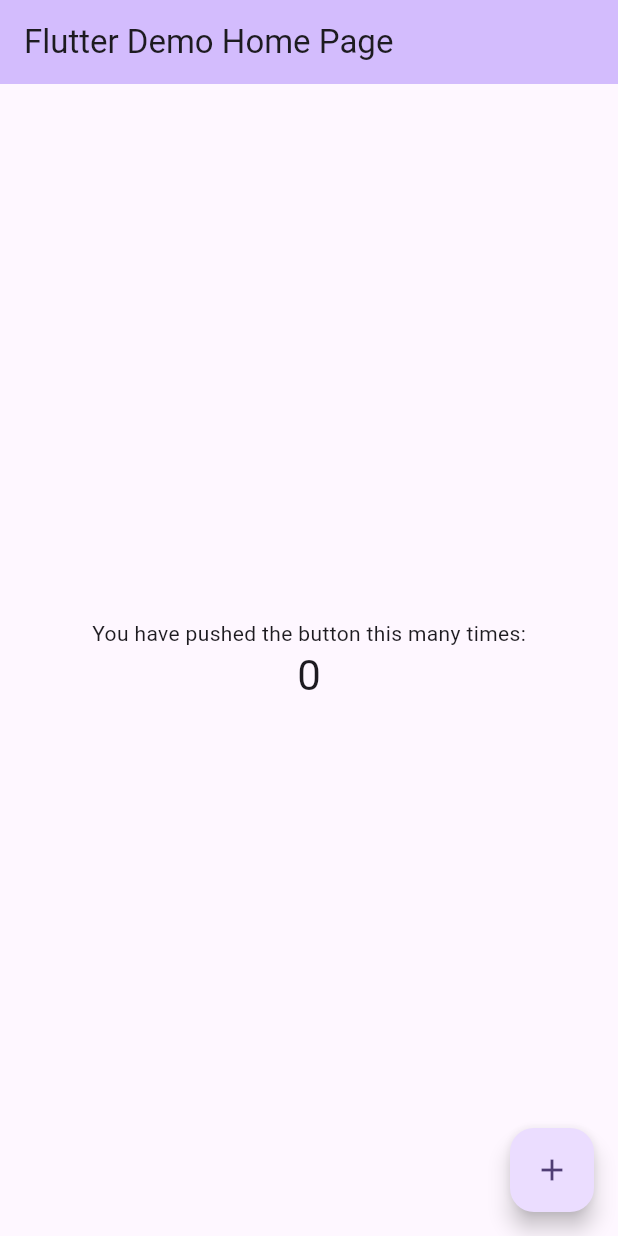
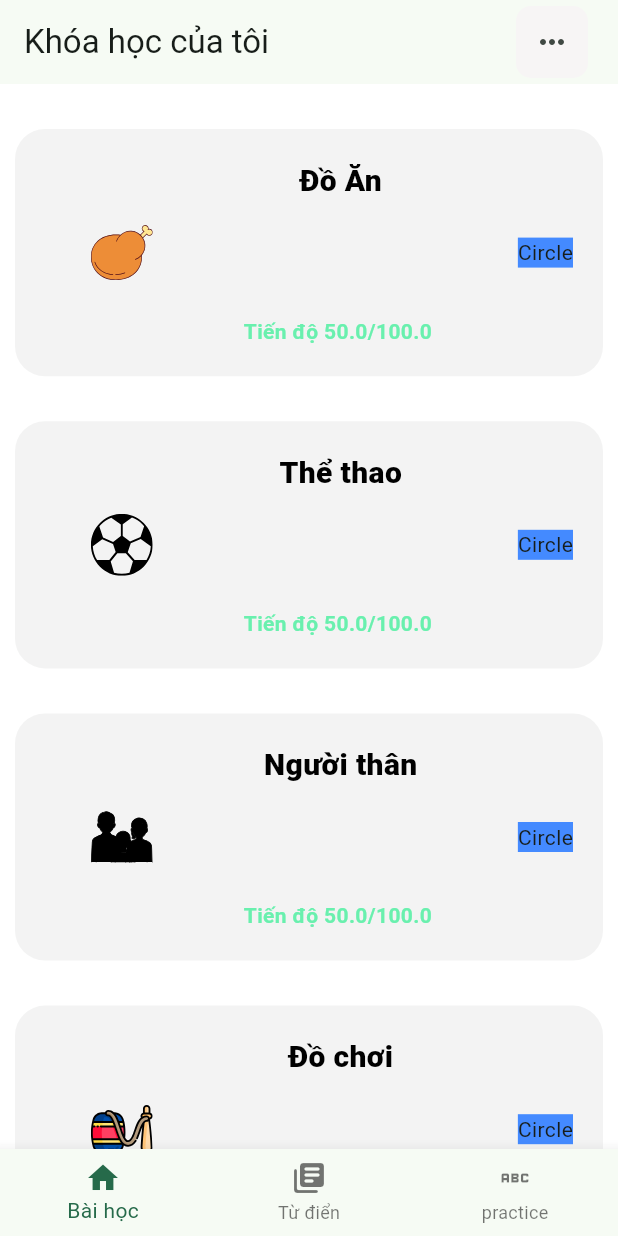
Before and after one commit to GDSC-UIT/LinkingSign-mobile, a Flutter app: the screen it shows after launch, on a phone screen of 412 x 824 dp. Run offline on Flutter 3.47's test engine with Material 3 defaults, Android fonts, the phone set to English and light mode, and no system bars; our stand-ins replace flutter_svg.

Commit message:
already built word topic list page

```diff
--- /dev/null
+++ b/lib/database/wordtopic.dart
@@ -0,0 +1,47 @@
+class WordTopic {
+  final String url_path;
+  final String title;
+  final double current_completed;
+  final double total_lessons;
+
+  WordTopic({
+    required this.url_path,
+    required this.title,
+    required this.current_completed,
+    required this.total_lessons,
+  });
+}
+
+List<WordTopic> wordtopicList = [
+  WordTopic(
+      url_path: "assets/image-1.svg",
+      title: 'Đồ Ăn',
+      current_completed: 50,
+      total_lessons: 100),
+  WordTopic(
+      url_path: "assets/image-2.svg",
+      title: 'Thể thao',
+      current_completed: 50,
+      total_lessons: 100),
+  WordTopic(
+    url_path: "assets/image-3.svg",
+    title: 'Người thân',
+    current_completed: 50,
+    total_lessons: 100,
+  ),
+  WordTopic(
+      url_path: "assets/image-4.svg",
+      title: 'Đồ chơi',
+      current_completed: 50,
+      total_lessons: 100),
+  WordTopic(
+      url_path: "assets/image-5.svg",
+      title: 'Học tập',
+      current_completed: 50,
+      total_lessons: 100),
+  WordTopic(
+      url_path: "assets/image-6.svg",
+      title: 'Lễ hội',
+      current_completed: 50,
+      total_lessons: 100),
+];
--- a/lib/main.dart
+++ b/lib/main.dart
@@ -1,4 +1,5 @@
 import 'package:flutter/material.dart';
+import 'package:vsa_mobile/screens/my_home.dart';
 
 void main() {
   runApp(const MyApp());
@@ -13,113 +14,14 @@ class MyApp extends StatelessWidget {
     return MaterialApp(
       title: 'Flutter Demo',
       theme: ThemeData(
-        // This is the theme of your application.
-        //
-        // TRY THIS: Try running your application with "flutter run". You'll see
-        // the application has a purple toolbar. Then, without quitting the app,
-        // try changing the seedColor in the colorScheme below to Colors.green
-        // and then invoke "hot reload" (save your changes or press the "hot
-        // reload" button in a Flutter-supported IDE, or press "r" if you used
-        // the command line to start the app).
-        //
-        // Notice that the counter didn't reset back to zero; the application
-        // state is not lost during the reload. To reset the state, use hot
-        // restart instead.
-        //
-        // This works for code too, not just values: Most code changes can be
-        // tested with just a hot reload.
-        colorScheme: ColorScheme.fromSeed(seedColor: Colors.deepPurple),
+        colorScheme: ColorScheme.fromSeed(
+          seedColor: Colors.greenAccent,
+        ),
+        scaffoldBackgroundColor: Colors.white,
         useMaterial3: true,
       ),
-      home: const MyHomePage(title: 'Flutter Demo Home Page'),
+      home: MyHomePage(title: 'Khóa học của tôi'),
+      debugShowCheckedModeBanner: false,
     );
   }
 }
-
-class MyHomePage extends StatefulWidget {
-  const MyHomePage({super.key, required this.title});
-
-  // This widget is the home page of your application. It is stateful, meaning
-  // that it has a State object (defined below) that contains fields that affect
-  // how it looks.
-
-  // This class is the configuration for the state. It holds the values (in this
-  // case the title) provided by the parent (in this case the App widget) and
-  // used by the build method of the State. Fields in a Widget subclass are
-  // always marked "final".
-
-  final String title;
-
-  @override
-  State<MyHomePage> createState() => _MyHomePageState();
-}
-
-class _MyHomePageState extends State<MyHomePage> {
-  int _counter = 0;
-
-  void _incrementCounter() {
-    setState(() {
-      // This call to setState tells the Flutter framework that something has
-      // changed in this State, which causes it to rerun the build method below
-      // so that the display can reflect the updated values. If we changed
-      // _counter without calling setState(), then the build method would not be
-      // called again, and so nothing would appear to happen.
-      _counter++;
-    });
-  }
-
-  @override
-  Widget build(BuildContext context) {
-    // This method is rerun every time setState is called, for instance as done
-    // by the _incrementCounter method above.
-    //
-    // The Flutter framework has been optimized to make rerunning build methods
-    // fast, so that you can just rebuild anything that needs updating rather
-    // than having to individually change instances of widgets.
-    return Scaffold(
-      appBar: AppBar(
-        // TRY THIS: Try changing the color here to a specific color (to
-        // Colors.amber, perhaps?) and trigger a hot reload to see the AppBar
-        // change color while the other colors stay the same.
-        backgroundColor: Theme.of(context).colorScheme.inversePrimary,
-        // Here we take the value from the MyHomePage object that was created by
-        // the App.build method, and use it to set our appbar title.
-        title: Text(widget.title),
-      ),
-      body: Center(
-        // Center is a layout widget. It takes a single child and positions it
-        // in the middle of the parent.
-        child: Column(
-          // Column is also a layout widget. It takes a list of children and
-          // arranges them vertically. By default, it sizes itself to fit its
-          // children horizontally, and tries to be as tall as its parent.
-          //
-          // Column has various properties to control how it sizes itself and
-          // how it positions its children. Here we use mainAxisAlignment to
-          // center the children vertically; the main axis here is the vertical
-          // axis because Columns are vertical (the cross axis would be
-          // horizontal).
-          //
-          // TRY THIS: Invoke "debug painting" (choose the "Toggle Debug Paint"
-          // action in the IDE, or press "p" in the console), to see the
-          // wireframe for each widget.
-          mainAxisAlignment: MainAxisAlignment.center,
-          children: <Widget>[
-            const Text(
-              'You have pushed the button this many times:',
-            ),
-            Text(
-              '$_counter',
-              style: Theme.of(context).textTheme.headlineMedium,
-            ),
-          ],
-        ),
-      ),
-      floatingActionButton: FloatingActionButton(
-        onPressed: _incrementCounter,
-        tooltip: 'Increment',
-        child: const Icon(Icons.add),
-      ), // This trailing comma makes auto-formatting nicer for build methods.
-    );
-  }
-}
--- /dev/null
+++ b/lib/screens/my_home.dart
@@ -0,0 +1,78 @@
+import 'package:flutter/material.dart';
+import 'package:vsa_mobile/screens/word_topics_screen.dart';
+
+class MyHomePage extends StatefulWidget {
+  String title;
+  MyHomePage({super.key, required this.title});
+  @override
+  State<MyHomePage> createState() => _MyHomePageState();
+}
+
+int current_position = 0;
+
+class _MyHomePageState extends State<MyHomePage> {
+  List<Widget> widgetList = const [
+    Text(
+      'Home',
+      style: TextStyle(fontSize: 20),
+    ),
+    Text(
+      'Learn',
+      style: TextStyle(fontSize: 20),
+    ),
+    Text(
+      'Practice',
+      style: TextStyle(fontSize: 20),
+    ),
+  ];
+  @override
+  Widget build(BuildContext context) {
+    return Scaffold(
+      appBar: AppBar(
+        title: Text(widget.title),
+        actions: [
+          Container(
+              margin: const EdgeInsets.only(right: 20),
+              decoration: BoxDecoration(
+                color: Color.fromARGB(255, 247, 245, 245),
+                borderRadius: BorderRadius.circular(10),
+              ),
+              child: IconButton(
+                onPressed: () {},
+                icon: const Icon(Icons.more_horiz),
+              ))
+        ],
+      ),
+      body: const WordTopicScreen(),
+      bottomNavigationBar: BottomNavigationBar(
+          type: BottomNavigationBarType.fixed,
+          currentIndex: current_position,
+          onTap: (index) {
+            setState(() {
+              current_position = index;
+            });
+          },
+          items: const [
+            BottomNavigationBarItem(
+              icon: Icon(
+                Icons.home,
+              ),
+              label: 'Bài học',
+              backgroundColor: Colors.orange,
+            ),
+            BottomNavigationBarItem(
+              icon: Icon(
+                Icons.my_library_books_rounded,
+              ),
+              label: 'Từ điển',
+              backgroundColor: Colors.orange,
+            ),
+            BottomNavigationBarItem(
+              icon: Icon(Icons.abc),
+              label: 'practice',
+              backgroundColor: Colors.green,
+            )
+          ]),
+    );
+  }
+}
--- /dev/null
+++ b/lib/screens/word_topics_screen.dart
@@ -0,0 +1,31 @@
+import 'package:flutter/material.dart';
+import 'package:vsa_mobile/database/wordtopic.dart';
+import 'package:vsa_mobile/widgets/word_topic_card.dart';
+
+class WordTopicScreen extends StatefulWidget {
+  const WordTopicScreen({super.key});
+
+  @override
+  State<WordTopicScreen> createState() => _WordTopicScreenState();
+}
+
+class _WordTopicScreenState extends State<WordTopicScreen> {
+  final topic = wordtopicList;
+  @override
+  Widget build(BuildContext context) {
+    final screen_width = MediaQuery.of(context).size.width;
+    final screen_height = MediaQuery.of(context).size.height;
+    return ListView.builder(
+        itemCount: topic.length,
+        itemBuilder: (context, index) {
+          return WordTopicCard(
+            url_path: topic[index].url_path,
+            title: topic[index].title,
+            current_completed: topic[index].current_completed,
+            width: screen_width,
+            height: screen_height * 0.2,
+            total_lessons: 100,
+          );
+        });
+  }
+}
--- /dev/null
+++ b/lib/widgets/word_topic_card.dart
@@ -0,0 +1,75 @@
+import 'package:flutter/material.dart';
+import 'package:flutter_svg/flutter_svg.dart';
+import 'package:vsa_mobile/database/wordtopic.dart';
+
+class WordTopicCard extends StatelessWidget {
+  // const WordTopicCard({super.key});
+  final String url_path;
+  final String title;
+  final double current_completed;
+  final double total_lessons;
+  final double width;
+  final double height;
+  WordTopicCard({
+    super.key,
+    required this.url_path,
+    required this.title,
+    required this.current_completed,
+    required this.width,
+    required this.height,
+    required this.total_lessons,
+  });
+  @override
+  Widget build(BuildContext context) {
+    return Padding(
+      padding: const EdgeInsets.only(left: 10, top: 30, right: 10),
+      child: Container(
+        decoration: BoxDecoration(
+            color: Color.fromARGB(59, 203, 204, 203),
+            borderRadius: BorderRadius.circular(20)),
+        width: width,
+        height: height,
+        child: Row(
+          // crossAxisAlignment: CrossAxisAlignment.start,
+          mainAxisAlignment: MainAxisAlignment.spaceBetween,
+          children: [
+            Row(
+              children: [
+                Container(
+                    padding: const EdgeInsets.all(20),
+                    margin: const EdgeInsets.only(left: 10, right: 20),
+                    child: SvgPicture.asset(url_path,
+                        height: 0.1 * width,
+                        width: 0.2 * width,
+                        fit: BoxFit.contain)),
+                Container(
+                    // margin: EdgeInsets.only(top: 10, bottom: 10),
+                    padding: const EdgeInsets.only(top: 20, bottom: 20),
+                    child: Column(
+                      mainAxisAlignment: MainAxisAlignment.spaceBetween,
+                      children: [
+                        Text(
+                          title,
+                          style: TextStyle(
+                              color: Colors.black,
+                              fontSize: 20,
+                              fontWeight: FontWeight.w800),
+                        ),
+                        Text("Tiến độ $current_completed/$total_lessons ",
+                            style: const TextStyle(
+                                color: Colors.greenAccent,
+                                fontWeight: FontWeight.bold)),
+                      ],
+                    )),
+              ],
+            ),
+            Container(
+                margin: const EdgeInsets.only(right: 20),
+                decoration: BoxDecoration(color: Colors.blueAccent),
+                child: Text("Circle")),
+          ],
+        ),
+      ),
+    );
+  }
+}
--- a/pubspec.yaml
+++ b/pubspec.yaml
@@ -35,6 +35,8 @@ dependencies:
   # The following adds the Cupertino Icons font to your application.
   # Use with the CupertinoIcons class for iOS style icons.
   cupertino_icons: ^1.0.2
+  botton_nav_bar: ^1.0.2
+  flutter_svg: ^2.0.9
 
 dev_dependencies:
   flutter_test:
@@ -59,8 +61,8 @@ flutter:
   uses-material-design: true
 
   # To add assets to your application, add an assets section, like this:
-  # assets:
-  #   - images/a_dot_burr.jpeg
+  assets:
+      - assets/
   #   - images/a_dot_ham.jpeg
 
   # An image asset can refer to one or more resolution-specific "variants", see
```
Also changed, not shown: assets/image-1.svg (added), assets/image-2.svg (added), assets/image-3.svg (added), assets/image-4.svg (added), assets/image-5.svg (added), assets/image-6.svg (added), pubspec.lock.
